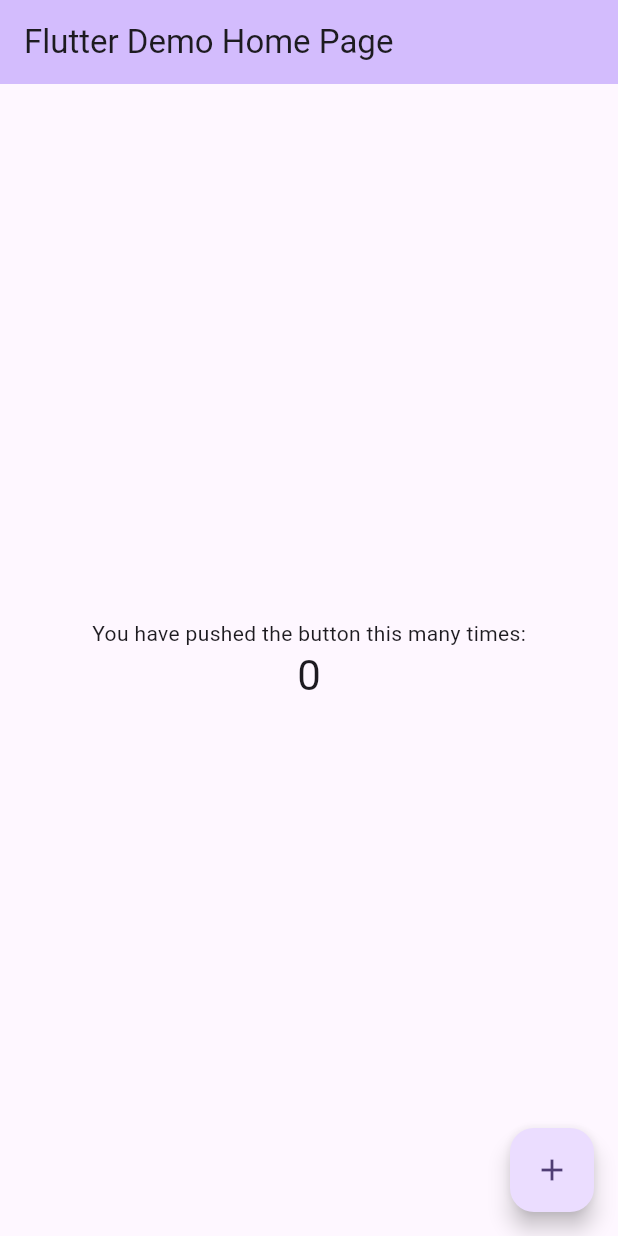
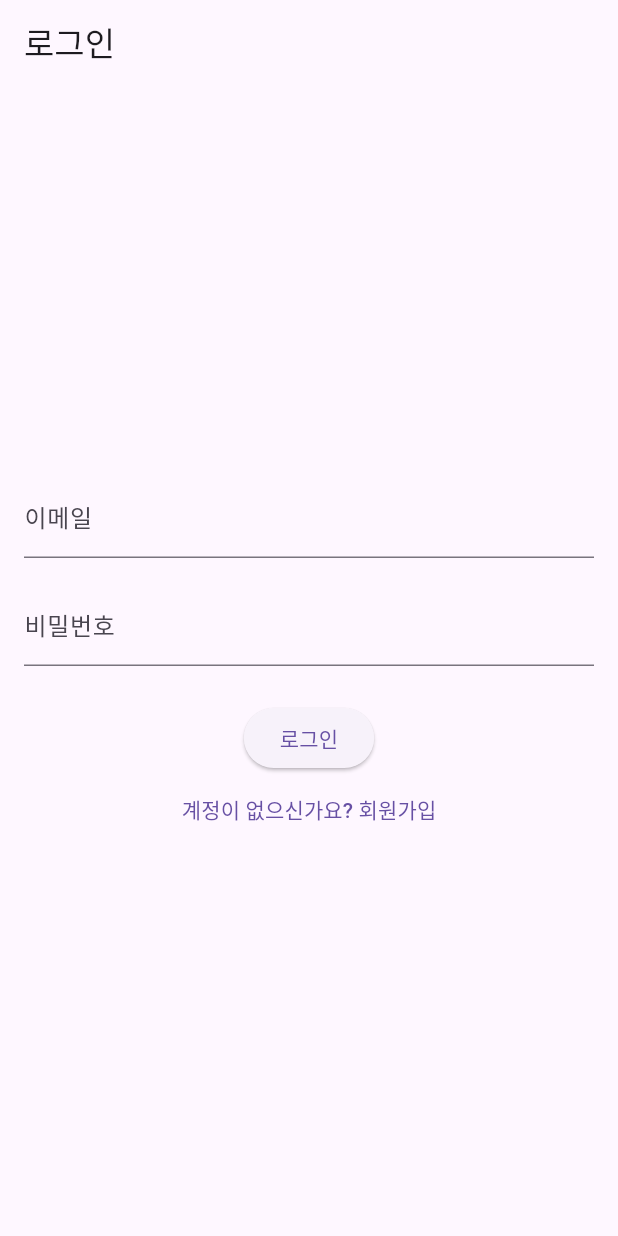
Before and after one commit to Mun-cloud/moong_jju_finance, a Flutter app: the screen it shows after launch, on a phone screen of 412 x 824 dp. Run offline on Flutter 3.47's test engine with Material 3 defaults, Android fonts, the phone set to English and light mode, and no system bars; our stand-ins replace flutter_dotenv, supabase_flutter; accounts and stored records are empty.

Commit message:
Feat: 메인 세팅

```diff
--- a/lib/main.dart
+++ b/lib/main.dart
@@ -1,125 +1,36 @@
 import 'package:flutter/material.dart';
+import 'package:supabase_flutter/supabase_flutter.dart';
+import 'package:flutter_dotenv/flutter_dotenv.dart';
+import 'screens/auth_screen.dart';
 
-void main() {
+Future<void> main() async {
+  WidgetsFlutterBinding.ensureInitialized();
+  // .env 파일 로드
+  await dotenv.load();
+
+  await Supabase.initialize(
+    url: dotenv.env['SUPABASE_URL'] ?? '',
+    anonKey: dotenv.env['SUPABASE_ANON_KEY'] ?? '',
+  );
+
   runApp(const MyApp());
 }
+
+// Supabase 클라이언트 접근을 위한 글로벌 변수
+final supabase = Supabase.instance.client;
 
 class MyApp extends StatelessWidget {
   const MyApp({super.key});
 
-  // This widget is the root of your application.
   @override
   Widget build(BuildContext context) {
     return MaterialApp(
-      title: 'Flutter Demo',
+      title: '우리 가계부',
       theme: ThemeData(
-        // This is the theme of your application.
-        //
-        // TRY THIS: Try running your application with "flutter run". You'll see
-        // the application has a purple toolbar. Then, without quitting the app,
-        // try changing the seedColor in the colorScheme below to Colors.green
-        // and then invoke "hot reload" (save your changes or press the "hot
-        // reload" button in a Flutter-supported IDE, or press "r" if you used
-        // the command line to start the app).
-        //
-        // Notice that the counter didn't reset back to zero; the application
-        // state is not lost during the reload. To reset the state, use hot
-        // restart instead.
-        //
-        // This works for code too, not just values: Most code changes can be
-        // tested with just a hot reload.
-        colorScheme: ColorScheme.fromSeed(seedColor: Colors.deepPurple),
-        useMaterial3: true,
+        primarySwatch: Colors.blue,
+        visualDensity: VisualDensity.adaptivePlatformDensity,
       ),
-      home: const MyHomePage(title: 'Flutter Demo Home Page'),
+      home: const AuthScreen(),
     );
   }
 }
-
-class MyHomePage extends StatefulWidget {
-  const MyHomePage({super.key, required this.title});
-
-  // This widget is the home page of your application. It is stateful, meaning
-  // that it has a State object (defined below) that contains fields that affect
-  // how it looks.
-
-  // This class is the configuration for the state. It holds the values (in this
-  // case the title) provided by the parent (in this case the App widget) and
-  // used by the build method of the State. Fields in a Widget subclass are
-  // always marked "final".
-
-  final String title;
-
-  @override
-  State<MyHomePage> createState() => _MyHomePageState();
-}
-
-class _MyHomePageState extends State<MyHomePage> {
-  int _counter = 0;
-
-  void _incrementCounter() {
-    setState(() {
-      // This call to setState tells the Flutter framework that something has
-      // changed in this State, which causes it to rerun the build method below
-      // so that the display can reflect the updated values. If we changed
-      // _counter without calling setState(), then the build method would not be
-      // called again, and so nothing would appear to happen.
-      _counter++;
-    });
-  }
-
-  @override
-  Widget build(BuildContext context) {
-    // This method is rerun every time setState is called, for instance as done
-    // by the _incrementCounter method above.
-    //
-    // The Flutter framework has been optimized to make rerunning build methods
-    // fast, so that you can just rebuild anything that needs updating rather
-    // than having to individually change instances of widgets.
-    return Scaffold(
-      appBar: AppBar(
-        // TRY THIS: Try changing the color here to a specific color (to
-        // Colors.amber, perhaps?) and trigger a hot reload to see the AppBar
-        // change color while the other colors stay the same.
-        backgroundColor: Theme.of(context).colorScheme.inversePrimary,
-        // Here we take the value from the MyHomePage object that was created by
-        // the App.build method, and use it to set our appbar title.
-        title: Text(widget.title),
-      ),
-      body: Center(
-        // Center is a layout widget. It takes a single child and positions it
-        // in the middle of the parent.
-        child: Column(
-          // Column is also a layout widget. It takes a list of children and
-          // arranges them vertically. By default, it sizes itself to fit its
-          // children horizontally, and tries to be as tall as its parent.
-          //
-          // Column has various properties to control how it sizes itself and
-          // how it positions its children. Here we use mainAxisAlignment to
-          // center the children vertically; the main axis here is the vertical
-          // axis because Columns are vertical (the cross axis would be
-          // horizontal).
-          //
-          // TRY THIS: Invoke "debug painting" (choose the "Toggle Debug Paint"
-          // action in the IDE, or press "p" in the console), to see the
-          // wireframe for each widget.
-          mainAxisAlignment: MainAxisAlignment.center,
-          children: <Widget>[
-            const Text(
-              'You have pushed the button this many times:',
-            ),
-            Text(
-              '$_counter',
-              style: Theme.of(context).textTheme.headlineMedium,
-            ),
-          ],
-        ),
-      ),
-      floatingActionButton: FloatingActionButton(
-        onPressed: _incrementCounter,
-        tooltip: 'Increment',
-        child: const Icon(Icons.add),
-      ), // This trailing comma makes auto-formatting nicer for build methods.
-    );
-  }
-}
--- /dev/null
+++ b/lib/screens/auth_screen.dart
@@ -0,0 +1,120 @@
+import 'package:flutter/material.dart';
+import 'package:supabase_flutter/supabase_flutter.dart';
+import '../main.dart';
+import 'home_screen.dart';
+
+class AuthScreen extends StatefulWidget {
+  const AuthScreen({Key? key}) : super(key: key);
+
+  @override
+  _AuthScreenState createState() => _AuthScreenState();
+}
+
+class _AuthScreenState extends State<AuthScreen> {
+  final _emailController = TextEditingController();
+  final _passwordController = TextEditingController();
+  bool _isLoading = false;
+  bool _isLogin = true;
+
+  @override
+  void dispose() {
+    _emailController.dispose();
+    _passwordController.dispose();
+    super.dispose();
+  }
+
+  Future<void> _signInOrUp() async {
+    setState(() {
+      _isLoading = true;
+    });
+
+    try {
+      if (_isLogin) {
+        // 로그인
+        final response = await supabase.auth.signInWithPassword(
+          email: _emailController.text.trim(),
+          password: _passwordController.text.trim(),
+        );
+
+        if (response.user != null) {
+          if (mounted) {
+            Navigator.of(context).pushReplacement(
+              MaterialPageRoute(builder: (_) => const HomeScreen()),
+            );
+          }
+        }
+      } else {
+        // 회원가입
+        final response = await supabase.auth.signUp(
+          email: _emailController.text.trim(),
+          password: _passwordController.text.trim(),
+        );
+
+        if (response.user != null) {
+          if (mounted) {
+            ScaffoldMessenger.of(context).showSnackBar(
+              const SnackBar(content: Text('회원가입 성공! 이메일을 확인해주세요.')),
+            );
+            setState(() {
+              _isLogin = true;
+            });
+          }
+        }
+      }
+    } catch (e) {
+      ScaffoldMessenger.of(context).showSnackBar(
+        SnackBar(content: Text('오류: ${e.toString()}')),
+      );
+    } finally {
+      if (mounted) {
+        setState(() {
+          _isLoading = false;
+        });
+      }
+    }
+  }
+
+  @override
+  Widget build(BuildContext context) {
+    return Scaffold(
+      appBar: AppBar(
+        title: Text(_isLogin ? '로그인' : '회원가입'),
+      ),
+      body: Padding(
+        padding: const EdgeInsets.all(16.0),
+        child: Column(
+          mainAxisAlignment: MainAxisAlignment.center,
+          children: [
+            TextField(
+              controller: _emailController,
+              decoration: const InputDecoration(labelText: '이메일'),
+              keyboardType: TextInputType.emailAddress,
+            ),
+            const SizedBox(height: 16),
+            TextField(
+              controller: _passwordController,
+              decoration: const InputDecoration(labelText: '비밀번호'),
+              obscureText: true,
+            ),
+            const SizedBox(height: 24),
+            if (_isLoading)
+              const CircularProgressIndicator()
+            else
+              ElevatedButton(
+                onPressed: _signInOrUp,
+                child: Text(_isLogin ? '로그인' : '회원가입'),
+              ),
+            TextButton(
+              onPressed: () {
+                setState(() {
+                  _isLogin = !_isLogin;
+                });
+              },
+              child: Text(_isLogin ? '계정이 없으신가요? 회원가입' : '이미 계정이 있으신가요? 로그인'),
+            ),
+          ],
+        ),
+      ),
+    );
+  }
+}
```
Also changed, not shown: lib/models/category.dart (added, +34 -0 lines), lib/models/expense.dart (added, +48 -0 lines), lib/screens/home_screen.dart (added, +79 -0 lines), pubspec.yaml (+11 -5 lines), 5 other files.
